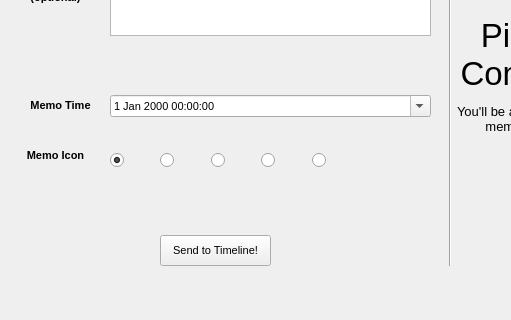
Above: interface.ui from Tizzu/RebbleMemos before the change; both pictures show x 0 to 511 and y 145 to 465 of the 679 by 465 pixel window. Below: the same form after it.
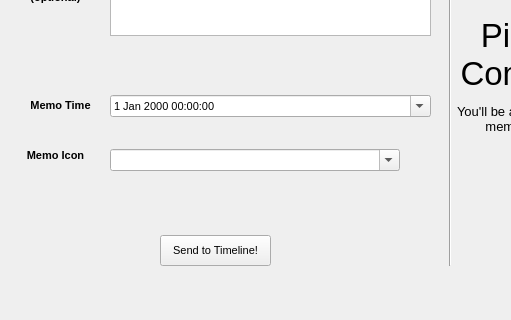
That is the form after the change. Icons and pictures are not drawn.

```diff
--- a/interface.ui
+++ b/interface.ui
@@ -246,23 +246,26 @@
      <rect>
       <x>110</x>
       <y>280</y>
-      <width>246</width>
+      <width>321</width>
       <height>51</height>
      </rect>
     </property>
     <layout class="QHBoxLayout" name="horizontalLayout">
      <item>
-      <widget class="QRadioButton" name="NOTIFICATION_REMINDER">
-       <property name="text">
-        <string/>
-       </property>
-       <property name="checked">
+      <widget class="QComboBox" name="iconSelector">
+       <property name="editable">
         <bool>true</bool>
        </property>
       </widget>
      </item>
      <item>
-      <widget class="QLabel" name="REMINDERimage">
+      <widget class="QLabel" name="iconShow">
+       <property name="maximumSize">
+        <size>
+         <width>25</width>
+         <height>25</height>
+        </size>
+       </property>
        <property name="text">
         <string/>
        </property>
@@ -271,74 +274,6 @@
        </property>
       </widget>
      </item>
-     <item>
-      <widget class="QRadioButton" name="NOTIFICATION_GENERIC">
-       <property name="text">
-        <string/>
-       </property>
-      </widget>
-     </item>
-     <item>
-      <widget class="QLabel" name="GENERICimage">
-       <property name="text">
-        <string/>
-       </property>
-       <property name="pixmap">
-        <pixmap>assets/NOTIFICATION_GENERIC.png</pixmap>
-       </property>
-      </widget>
-     </item>
-     <item>
-      <widget class="QRadioButton" name="NOTIFICATION_FLAG">
-       <property name="text">
-        <string/>
-       </property>
-      </widget>
-     </item>
-     <item>
-      <widget class="QLabel" name="FLAGimage">
-       <property name="text">
-        <string/>
-       </property>
-       <property name="pixmap">
-        <pixmap>assets/NOTIFICATION_FLAG.png</pixmap>
-       </property>
-      </widget>
-     </item>
-     <item>
-      <widget class="QRadioButton" name="SCHEDULED_EVENT">
-       <property name="text">
-        <string/>
-       </property>
-      </widget>
-     </item>
-     <item>
-      <widget class="QLabel" name="SCHEDULEimage">
-       <property name="text">
-        <string/>
-       </property>
-       <property name="pixmap">
-        <pixmap>assets/SCHEDULED_EVENT.png</pixmap>
-       </property>
-      </widget>
-     </item>
-     <item>
-      <widget class="QRadioButton" name="HOTEL_RESERVATION">
-       <property name="text">
-        <string/>
-       </property>
-      </widget>
-     </item>
-     <item>
-      <widget class="QLabel" name="HOTELimage">
-       <property name="text">
-        <string/>
-       </property>
-       <property name="pixmap">
-        <pixmap>assets/HOTEL_RESERVATION.png</pixmap>
-       </property>
-      </widget>
-     </item>
     </layout>
    </widget>
    <widget class="QLabel" name="comingSoonSub">
```
Left out of the diff: 2 changed lines with no effect on the pictures.
